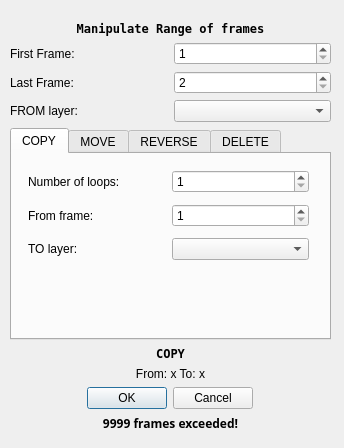
First picture: the form in core_lib/src/structure/copymultiplekeyframesdialog.ui, repository pencil2d/pencil, before the edit.
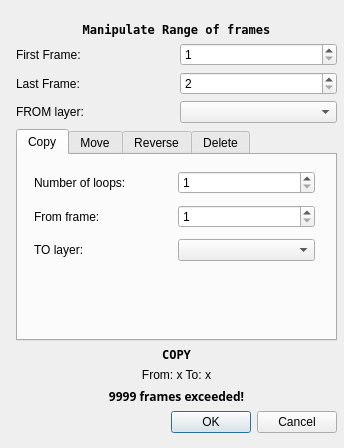
Second picture: the form after the edit.

Commit message: Moved OK and Cancel to the bottom of dialog

Diff of the .ui file:
```diff
--- a/core_lib/src/structure/copymultiplekeyframesdialog.ui
+++ b/core_lib/src/structure/copymultiplekeyframesdialog.ui
@@ -13,11 +13,11 @@
   <property name="windowTitle">
    <string>Dialog</string>
   </property>
-  <widget class="QWidget" name="layoutWidget">
+  <widget class="QWidget" name="">
    <property name="geometry">
     <rect>
-     <x>10</x>
-     <y>21</y>
+     <x>16</x>
+     <y>22</y>
      <width>321</width>
      <height>411</height>
     </rect>
@@ -103,7 +103,7 @@
       </property>
       <widget class="QWidget" name="tabCopy">
        <attribute name="title">
-        <string>COPY</string>
+        <string>Copy</string>
        </attribute>
        <widget class="QWidget" name="layoutWidget">
         <property name="geometry">
@@ -176,7 +176,7 @@
       </widget>
       <widget class="QWidget" name="tabMove">
        <attribute name="title">
-        <string>MOVE</string>
+        <string>Move</string>
        </attribute>
        <widget class="QWidget" name="layoutWidget">
         <property name="geometry">
@@ -228,7 +228,7 @@
       </widget>
       <widget class="QWidget" name="tabReverse">
        <attribute name="title">
-        <string>REVERSE</string>
+        <string>Reverse</string>
        </attribute>
        <widget class="QWidget" name="layoutWidget">
         <property name="geometry">
@@ -262,7 +262,7 @@
       </widget>
       <widget class="QWidget" name="tabDelete">
        <attribute name="title">
-        <string>DELETE</string>
+        <string>Delete</string>
        </attribute>
        <widget class="QLabel" name="labDeleteOnLayer">
         <property name="geometry">
@@ -310,7 +310,25 @@
       </property>
      </widget>
     </item>
-    <item alignment="Qt::AlignHCenter">
+    <item>
+     <widget class="QLabel" name="labWarning">
+      <property name="font">
+       <font>
+        <family>Sans</family>
+        <weight>75</weight>
+        <italic>false</italic>
+        <bold>true</bold>
+       </font>
+      </property>
+      <property name="text">
+       <string>9999 frames exceeded!</string>
+      </property>
+      <property name="alignment">
+       <set>Qt::AlignCenter</set>
+      </property>
+     </widget>
+    </item>
+    <item>
      <widget class="QDialogButtonBox" name="btnBoxOkCancel">
       <property name="layoutDirection">
        <enum>Qt::LeftToRight</enum>
@@ -323,24 +341,6 @@
       </property>
      </widget>
     </item>
-    <item>
-     <widget class="QLabel" name="labWarning">
-      <property name="font">
-       <font>
-        <family>Sans</family>
-        <weight>75</weight>
-        <italic>false</italic>
-        <bold>true</bold>
-       </font>
-      </property>
-      <property name="text">
-       <string>9999 frames exceeded!</string>
-      </property>
-      <property name="alignment">
-       <set>Qt::AlignCenter</set>
-      </property>
-     </widget>
-    </item>
    </layout>
   </widget>
  </widget>
```
